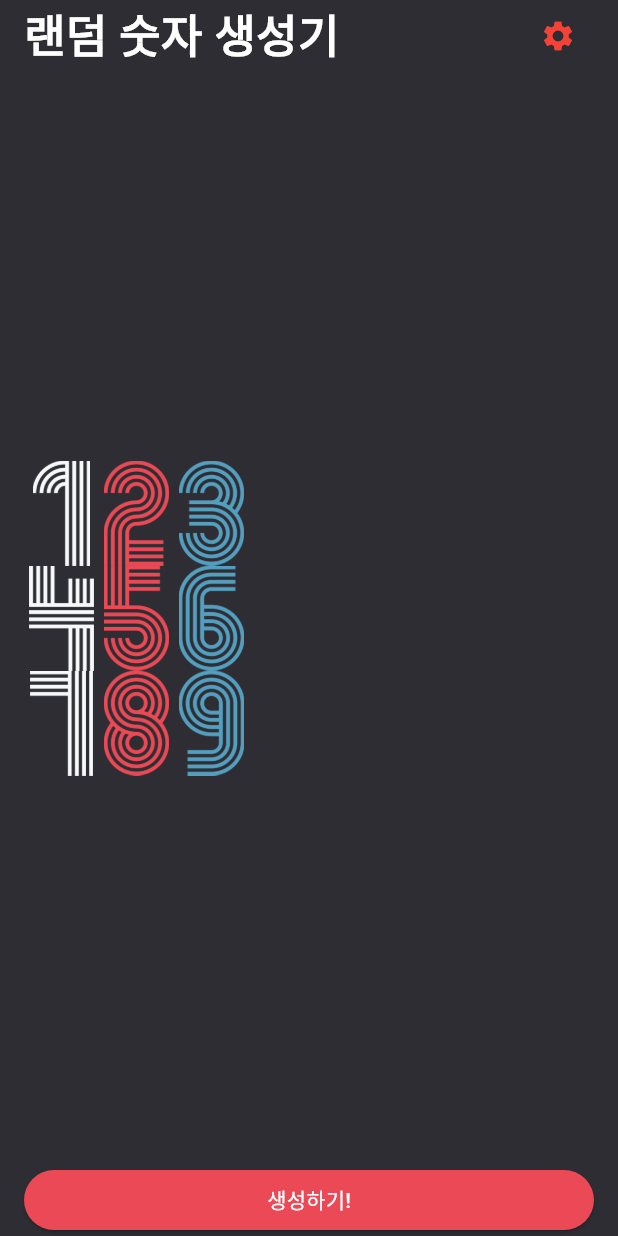
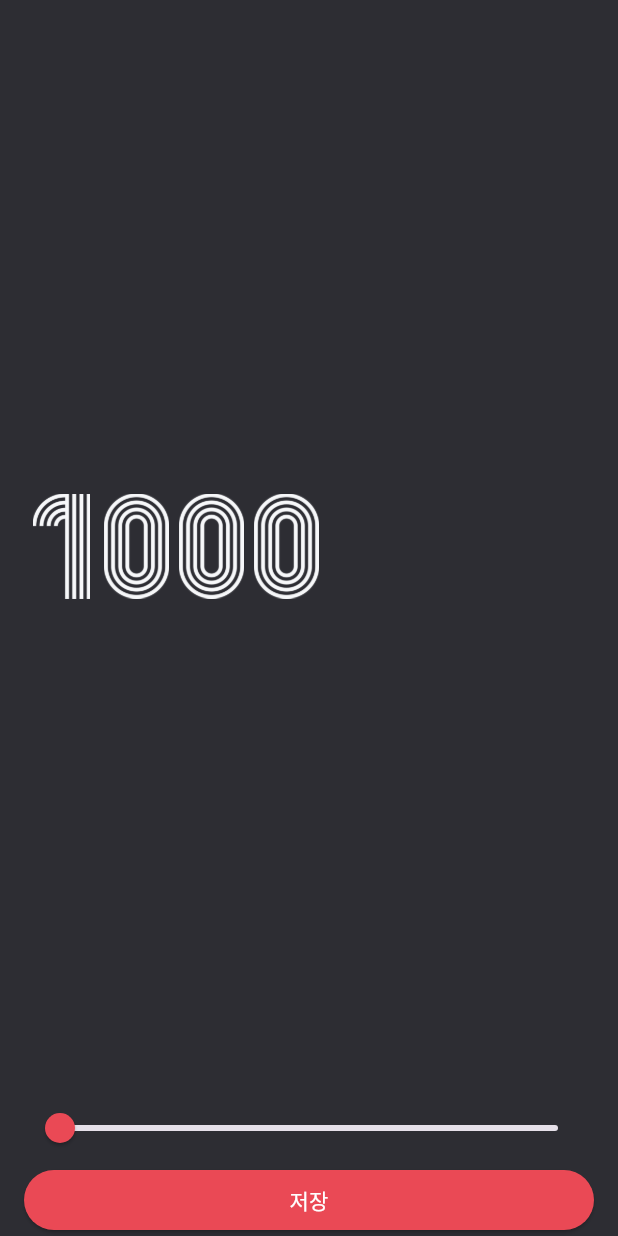
Before and after one commit to seock1000/flutter-study, a Flutter app: the screen it shows after launch, after a tap on the "settings" icon, on a phone screen of 412 x 824 dp. Run offline on Flutter 3.47's test engine with Material 3 defaults, Android fonts, the phone set to English and light mode, and no system bars; our stand-ins replace webview_flutter; missing offline and left inert: dart:ffi.

```diff
--- /dev/null
+++ b/random_number_generator/lib/component/number_to_image.dart
@@ -0,0 +1,23 @@
+import 'package:flutter/material.dart';
+
+class NumberToImage extends StatelessWidget {
+  final int number;
+
+  const NumberToImage({
+    required this.number,
+    super.key
+  });
+
+  @override
+  Widget build(BuildContext context) {
+    return Row(
+      children: number
+          .toString()
+          .split('')
+          .map(
+            (e) => Image.asset('asset/img/$e.png', width: 50.0, height: 70.0),
+      )
+          .toList(),
+    );
+  }
+}
--- a/random_number_generator/lib/screen/home_screen.dart
+++ b/random_number_generator/lib/screen/home_screen.dart
@@ -1,7 +1,9 @@
 import 'dart:math';
 
 import 'package:flutter/material.dart';
+import 'package:random_number_generator/component/number_to_image.dart';
 import 'package:random_number_generator/constant/color.dart';
+import 'package:random_number_generator/screen/setting_screen.dart';
 
 class HomeScreen extends StatefulWidget {
   const HomeScreen({super.key});
@@ -12,17 +14,35 @@ class HomeScreen extends StatefulWidget {
 
 class _HomeScreenState extends State<HomeScreen> {
   List<int> numbers = [123, 456, 789];
+  int maxNumber = 1000;
 
   void generateRandomNumbers() {
     final rand = Random();
     final List<int> newNumbers = [];
     while(newNumbers.length < 3) {
-      newNumbers.add(rand.nextInt(1000));
+      newNumbers.add(rand.nextInt(maxNumber));
     }
 
     setState(() {
       numbers = newNumbers;
     });
+  }
+
+  void onSettingIconPressed() async {
+    // context는 전역적으로 접근 가능
+    // await로 result 값을 받을 수 있음
+    final result = await Navigator.of(context).push(
+      // MaterialPageRoute: 새로운 화면으로 이동할 때 사용하는 위젯
+      MaterialPageRoute(
+        // builder 함수는 기본적으로 BuildContext를 인자로 받음
+          builder: (BuildContext context) {
+            return SettingScreen(maxNumber: maxNumber,);
+          },
+      ),
+    );
+
+    // 그냥 뒤로가기 했을 경우 null이 반환될 수 있기 때문에 null 처리
+    maxNumber = result ?? maxNumber;
   }
 
   @override
@@ -35,7 +55,7 @@ class _HomeScreenState extends State<HomeScreen> {
           child: Column(
             crossAxisAlignment: CrossAxisAlignment.stretch,
             children: [
-              _Header(),
+              _Header(onPressed: onSettingIconPressed,),
               _Body(numbers: numbers,),
               _Footer(onPressed: generateRandomNumbers),
             ],
@@ -47,7 +67,12 @@ class _HomeScreenState extends State<HomeScreen> {
 }
 
 class _Header extends StatelessWidget {
-  const _Header({super.key});
+  final VoidCallback onPressed;
+
+  const _Header({
+    required this.onPressed,
+    super.key
+  });
 
   @override
   Widget build(BuildContext context) {
@@ -63,7 +88,7 @@ class _Header extends StatelessWidget {
           ),
         ),
         IconButton(
-          onPressed: () {},
+          onPressed: onPressed,
           icon: Icon(Icons.settings, color: Colors.red),
         ),
       ],
@@ -86,20 +111,7 @@ class _Body extends StatelessWidget {
       child: Column(
         mainAxisAlignment: MainAxisAlignment.center,
         children: numbers
-            .map((e) => e.toString().split(''))
-            .map(
-              (e) => Row(
-                children: e
-                    .map(
-                      (el) => Image.asset(
-                        'asset/img/$el.png',
-                        width: 50.0,
-                        height: 70.0,
-                      ),
-                    )
-                    .toList(),
-              ),
-            )
+            .map((e) => NumberToImage(number: e))
             .toList(),
       ),
     );
--- /dev/null
+++ b/random_number_generator/lib/screen/setting_screen.dart
@@ -0,0 +1,108 @@
+import 'package:flutter/material.dart';
+import 'package:random_number_generator/component/number_to_image.dart';
+import 'package:random_number_generator/constant/color.dart';
+
+class SettingScreen extends StatefulWidget {
+  final int maxNumber;
+
+  const SettingScreen({
+    required this.maxNumber,
+    super.key
+  });
+
+  @override
+  State<SettingScreen> createState() => _SettingScreenState();
+}
+
+class _SettingScreenState extends State<SettingScreen> {
+  double maxNumber = 1000;
+
+  @override
+  initState() {
+    super.initState();
+    // property 초기화 때 widget값 사용이 불가능하기 때문에 initState에서 초기화
+    maxNumber = widget.maxNumber.toDouble();
+  }
+
+  onSliderChanged(double value) {
+    setState(() {
+      maxNumber = value;
+    });
+  }
+
+  onButtonPressed() {
+    // 현재 화면을 종료하고 이전 화면으로 돌아감
+    // stack 구조에서 pop 역할
+    // push한 곳에 result 값을 전달할 수 있음
+    Navigator.of(context).pop(maxNumber.toInt());
+  }
+
+  @override
+  Widget build(BuildContext context) {
+    // 새로운 root sreen이기 때문에 Scaffold 위젯을 사용
+    return Scaffold(
+      backgroundColor: primaryColor,
+      body: SafeArea(
+        child: Padding(
+          padding: EdgeInsets.symmetric(horizontal: 16.0),
+          child: Column(
+            crossAxisAlignment: CrossAxisAlignment.stretch,
+            children: [
+              _Number(maxNumber: maxNumber),
+              _Slider(value: maxNumber, onChanged: onSliderChanged),
+              _Button(onPressed: onButtonPressed),
+            ],
+          ),
+        ),
+      ),
+    );
+  }
+}
+
+class _Number extends StatelessWidget {
+  final double maxNumber;
+
+  const _Number({required this.maxNumber, super.key});
+
+  @override
+  Widget build(BuildContext context) {
+    return Expanded(child: NumberToImage(number: maxNumber.toInt()));
+  }
+}
+
+class _Slider extends StatelessWidget {
+  final double value;
+  final ValueChanged<double> onChanged;
+
+  const _Slider({required this.value, required this.onChanged, super.key});
+
+  @override
+  Widget build(BuildContext context) {
+    return Slider(
+      value: value,
+      max: 100000,
+      min: 1000,
+      // 슬라이더를 사용할 수 있을 때의 색깔 지정
+      activeColor: redColor,
+      onChanged: onChanged,
+    );
+  }
+}
+
+class _Button extends StatelessWidget {
+  final VoidCallback onPressed;
+
+  const _Button({required this.onPressed, super.key});
+
+  @override
+  Widget build(BuildContext context) {
+    return ElevatedButton(
+      onPressed: onPressed,
+      child: Text('저장'),
+      style: ElevatedButton.styleFrom(
+        backgroundColor: redColor,
+        foregroundColor: Colors.white,
+      ),
+    );
+  }
+}
```
